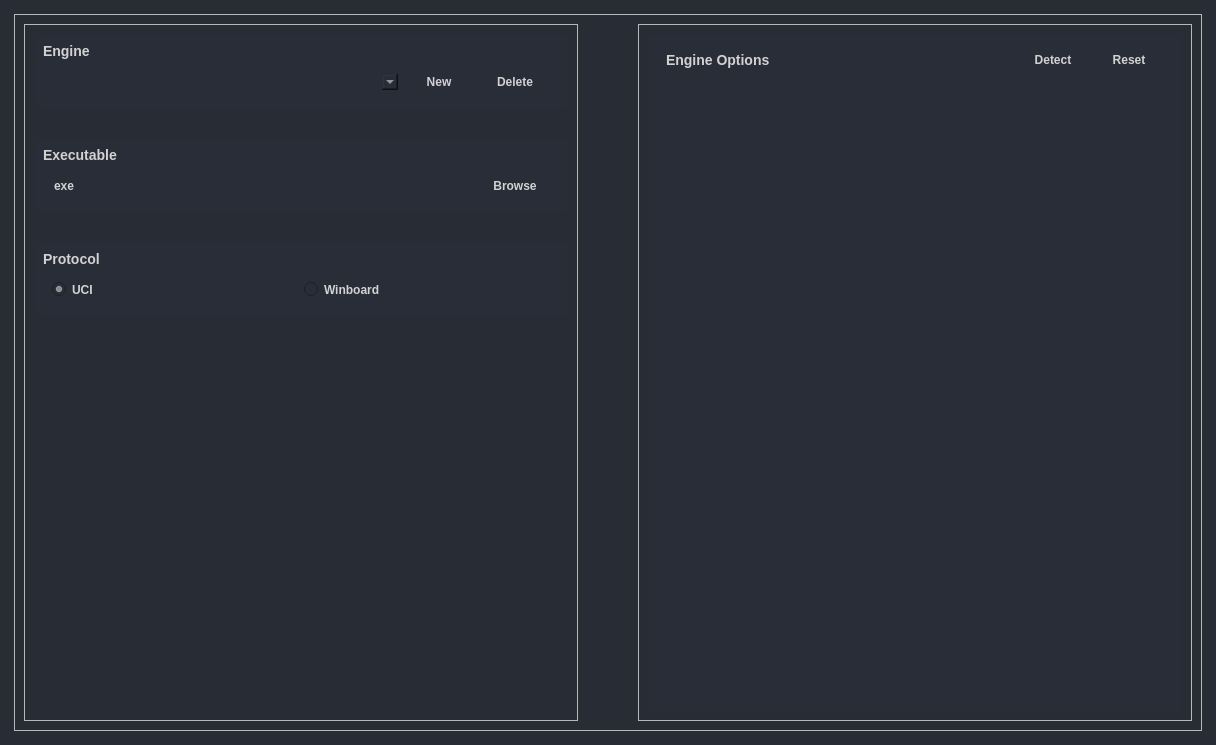
The window that src/engineconfigwidget_form.ui (Luecx/ChessGUI) describes before a commit, drawn with Qt 5.
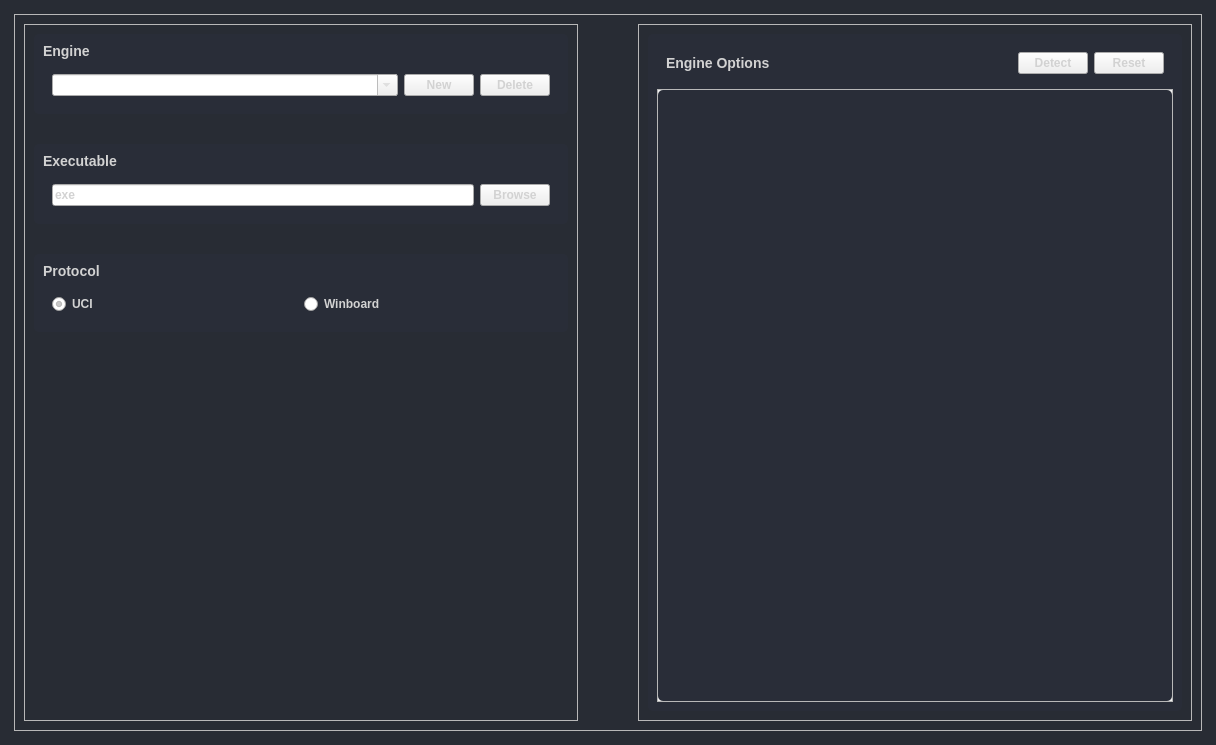
The same window after the commit.

```diff
--- a/src/engineconfigwidget_form.ui
+++ b/src/engineconfigwidget_form.ui
@@ -559,9 +559,13 @@
             </size>
            </property>
            <property name="styleSheet">
-            <string notr="true">background-color: rgb(41, 45, 56);
-border-radius: 5px;
-</string>
+            <string notr="true">.QFrame{
+	background-color: rgb(41, 45, 56);	
+	border-radius: 5px;
+}
+.QLabel{
+	background-color: rgb(41, 45, 56);	
+}</string>
            </property>
            <property name="frameShape">
             <enum>QFrame::StyledPanel</enum>
@@ -660,9 +664,13 @@
             </size>
            </property>
            <property name="styleSheet">
-            <string notr="true">background-color: rgb(41, 45, 56);
-border-radius: 5px;
-</string>
+            <string notr="true">.QFrame{
+	background-color: rgb(41, 45, 56);	
+	border-radius: 5px;
+}
+.QLabel{
+	background-color: rgb(41, 45, 56);	
+}</string>
            </property>
            <property name="frameShape">
             <enum>QFrame::StyledPanel</enum>
@@ -745,9 +753,14 @@
             </size>
            </property>
            <property name="styleSheet">
-            <string notr="true">background-color: rgb(41, 45, 56);
-border-radius: 5px;
-</string>
+            <string notr="true">.QFrame{
+	background-color: rgb(41, 45, 56);	
+	border-radius: 5px;
+}
+
+.QLabel{
+	background-color: rgb(41, 45, 56);	
+}</string>
            </property>
            <property name="frameShape">
             <enum>QFrame::StyledPanel</enum>
@@ -849,8 +862,23 @@
             </sizepolicy>
            </property>
            <property name="styleSheet">
-            <string notr="true">background-color: rgb(41, 45, 56);
-border-radius: 5px;</string>
+            <string notr="true">
+.QWidget{
+	background-color: rgb(41, 45, 56);
+	border-radius: 5px;
+}
+
+.QLabel{
+	background-color: rgb(41, 45, 56);
+	border-radius: 5px;
+}
+
+.QFrame{
+	background-color: rgb(41, 45, 56);
+	border-radius: 5px;
+}
+
+</string>
            </property>
            <property name="frameShape">
             <enum>QFrame::StyledPanel</enum>
@@ -937,8 +965,8 @@
                 <rect>
                  <x>0</x>
                  <y>0</y>
-                 <width>516</width>
-                 <height>616</height>
+                 <width>514</width>
+                 <height>610</height>
                 </rect>
                </property>
                <layout class="QVBoxLayout" name="verticalLayout_8">
```
